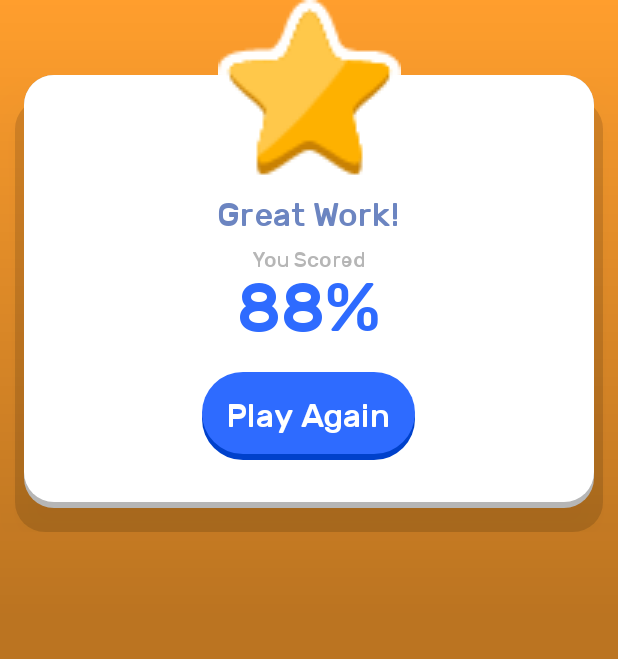
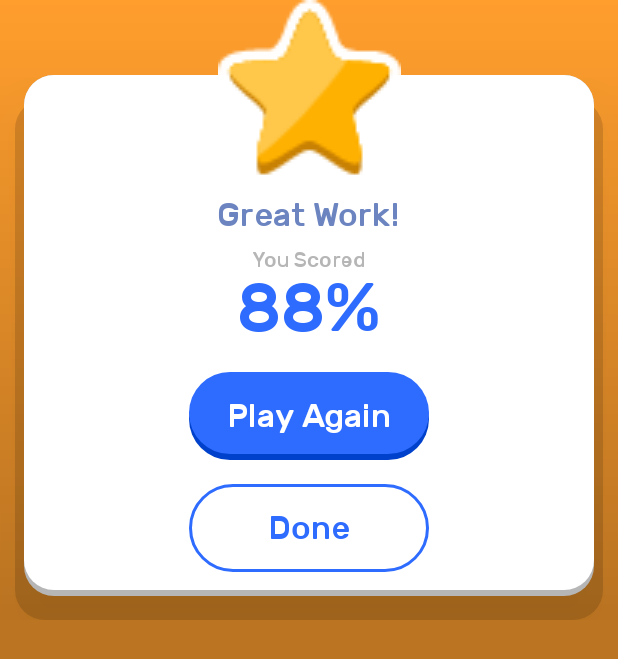
Before and after one commit to chrisolsen/mathops_android, an Android app: the layout fragment_quiz_score.xml on its own in the app's theme, with its tools: preview values and no code run, on a phone screen of 412 x 824 dp. Shown: the top 659 px of the screen. Run offline under Robolectric (Android 15) with nearby library versions, the phone set to English and light mode, and no system bars.

Commit message:
add a *done* button to exit the quiz on completion

```diff
--- a/app/src/main/java/org/chrisolsen/mathops/views/quiz/QuizFragment.kt
+++ b/app/src/main/java/org/chrisolsen/mathops/views/quiz/QuizFragment.kt
@@ -13,6 +13,7 @@ import androidx.databinding.DataBindingUtil
 import androidx.fragment.app.Fragment
 import androidx.lifecycle.ViewModelProvider
 import androidx.lifecycle.viewModelScope
+import androidx.navigation.findNavController
 import kotlinx.android.synthetic.main.fragment_quiz.*
 import kotlinx.coroutines.*
 import org.chrisolsen.mathops.R
@@ -53,6 +54,10 @@ class QuizFragment : Fragment() {
             }
             ObjectAnimator.ofInt(binding.progressBar, "progress", 0).start()
             startQuiz(args.questionCount, args.operation)
+        }
+
+        banner.quizscoreDone.setOnClickListener { view: View ->
+            view.findNavController().navigateUp()
         }
 
         startQuiz(args.questionCount, args.operation)
--- /dev/null
+++ b/app/src/main/res/drawable/_button_outline_default.xml
@@ -0,0 +1,8 @@
+<?xml version="1.0" encoding="utf-8"?>
+<shape xmlns:android="http://schemas.android.com/apk/res/android"
+    android:shape="rectangle">
+    <stroke
+        android:width="2dp"
+        android:color="@color/colorPrimary" />
+    <corners android:radius="99dp" />
+</shape>
--- /dev/null
+++ b/app/src/main/res/drawable/_button_outline_pressed.xml
@@ -0,0 +1,9 @@
+<?xml version="1.0" encoding="utf-8"?>
+<shape xmlns:android="http://schemas.android.com/apk/res/android"
+    android:shape="rectangle">
+    <solid android:color="@color/colorPrimary20" />
+    <stroke
+        android:width="2dp"
+        android:color="@color/colorPrimary" />
+    <corners android:radius="99dp" />
+</shape>
--- /dev/null
+++ b/app/src/main/res/drawable/button_outline.xml
@@ -0,0 +1,5 @@
+<?xml version="1.0" encoding="utf-8"?>
+<selector xmlns:android="http://schemas.android.com/apk/res/android">
+    <item android:drawable="@drawable/_button_outline_pressed" android:state_pressed="true" />
+    <item android:drawable="@drawable/_button_outline_default" />
+</selector>
--- a/app/src/main/res/layout/fragment_quiz_score.xml
+++ b/app/src/main/res/layout/fragment_quiz_score.xml
@@ -69,8 +69,19 @@
                     android:layout_width="wrap_content"
                     android:layout_height="wrap_content"
                     android:layout_gravity="center_horizontal"
-                    android:layout_margin="16dp"
+                    android:layout_marginTop="16dp"
+                    android:layout_marginBottom="16dp"
+                    android:width="160dp"
                     android:text="Play Again" />
+
+                <Button
+                    android:id="@+id/quizscore_done"
+                    style="@style/AppTheme.Button.Outline"
+                    android:layout_width="wrap_content"
+                    android:layout_height="wrap_content"
+                    android:layout_gravity="center_horizontal"
+                    android:width="160dp"
+                    android:text="Done" />
 
             </LinearLayout>
 
--- a/app/src/main/res/values/colors.xml
+++ b/app/src/main/res/values/colors.xml
@@ -7,6 +7,7 @@
     <color name="colorPrimary">#2e6bff</color>
     <color name="colorPrimaryLight">#7899ff</color>
     <color name="colorPrimaryDark">#0041cb</color>
+    <color name="colorPrimary20">#202e6bff</color>
     <color name="colorSecondary">#ff9e2d</color>
     <color name="colorSecondaryLight">#ffcf5f</color>
     <color name="colorSecondaryDark">#c66f00</color>
--- a/app/src/main/res/values/styles.xml
+++ b/app/src/main/res/values/styles.xml
@@ -93,6 +93,12 @@
         <item name="android:textColor">@android:color/white</item>
     </style>
 
+    <style name="AppTheme.Button.Outline">
+        <item name="android:background">@drawable/button_outline</item>
+        <item name="android:padding">16dp</item>
+        <item name="android:textColor">@color/colorPrimary</item>
+    </style>
+
     <style name="AppTheme.GroupBox">
         <item name="android:layout_marginTop">16dp</item>
         <item name="android:layout_marginBottom">16dp</item>
```
